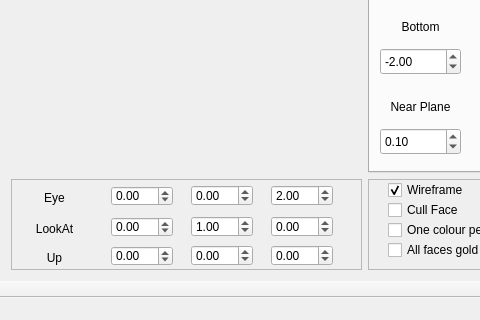
Old version of the form OFFViewer/mainwindow.ui in the repository AndersonQ/OFF.Viewer; both pictures show x 0 to 480 and y 148 to 468 of the 602 by 468 pixel window.
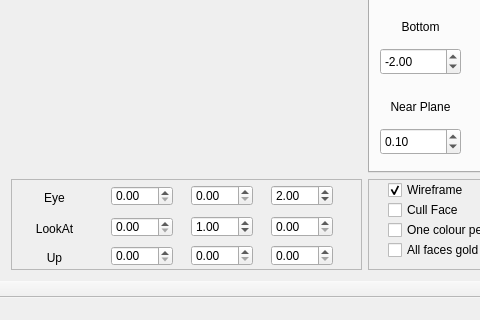
New version of the form. The open tabs and pages were chosen to show the change. Custom widgets are drawn as their Qt base class.

Commit message: Minimum values changed

Diff of the .ui file:
```diff
--- a/OFFViewer/mainwindow.ui
+++ b/OFFViewer/mainwindow.ui
@@ -121,7 +121,7 @@
         </rect>
        </property>
        <property name="minimum">
-        <double>-100.000000000000000</double>
+        <double>0.000000000000000</double>
        </property>
        <property name="maximum">
         <double>100.000000000000000</double>
@@ -140,7 +140,7 @@
         </rect>
        </property>
        <property name="minimum">
-        <double>-100.000000000000000</double>
+        <double>0.000000000000000</double>
        </property>
        <property name="maximum">
         <double>100.000000000000000</double>
@@ -159,7 +159,7 @@
         </rect>
        </property>
        <property name="minimum">
-        <double>-100.000000000000000</double>
+        <double>0.000000000000000</double>
        </property>
        <property name="maximum">
         <double>100.000000000000000</double>
@@ -178,7 +178,7 @@
         </rect>
        </property>
        <property name="minimum">
-        <double>-100.000000000000000</double>
+        <double>0.000000000000000</double>
        </property>
        <property name="maximum">
         <double>100.000000000000000</double>
@@ -197,7 +197,7 @@
         </rect>
        </property>
        <property name="minimum">
-        <double>-100.000000000000000</double>
+        <double>0.000000000000000</double>
        </property>
        <property name="maximum">
         <double>100.000000000000000</double>
@@ -216,7 +216,7 @@
         </rect>
        </property>
        <property name="minimum">
-        <double>-100.000000000000000</double>
+        <double>0.000000000000000</double>
        </property>
        <property name="maximum">
         <double>100.000000000000000</double>
@@ -235,7 +235,7 @@
         </rect>
        </property>
        <property name="minimum">
-        <double>-100.000000000000000</double>
+        <double>0.000000000000000</double>
        </property>
        <property name="maximum">
         <double>100.000000000000000</double>
```
Left out of the diff: 6 changed lines with no effect on the pictures.
